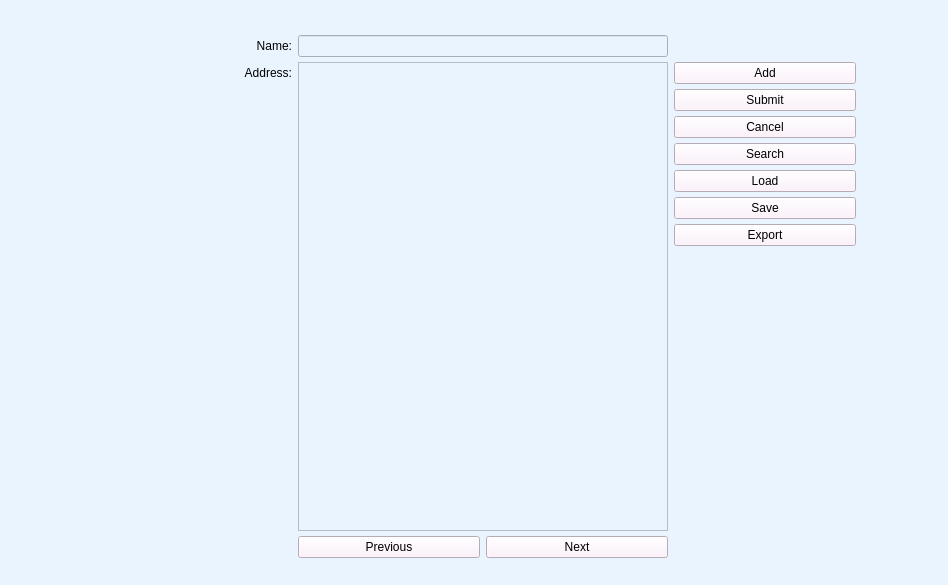
Before: the Qt Designer form form.ui in ivanboika/eyaiis, drawn with Qt 5.
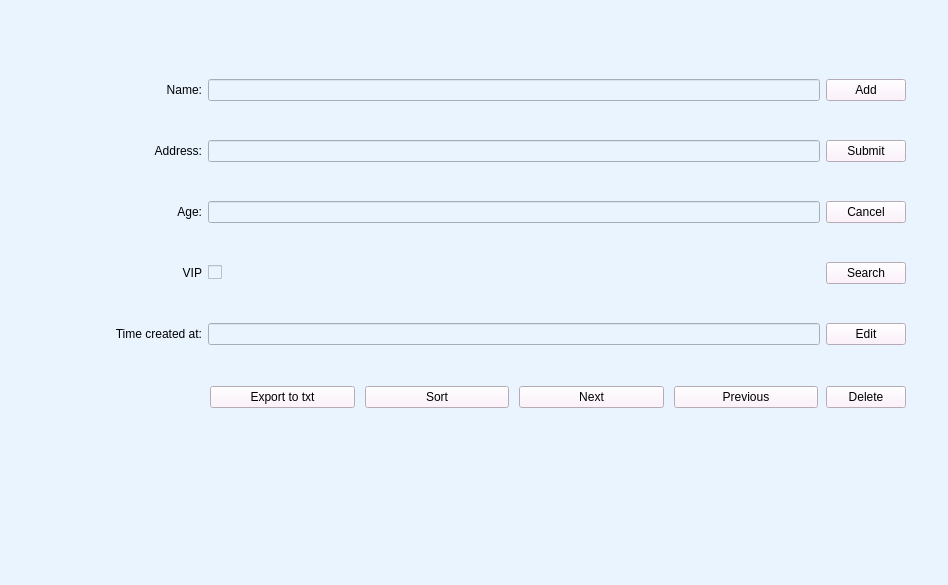
After: the same form once the commit is applied.

The edit to the form file:
```diff
--- a/form.ui
+++ b/form.ui
@@ -20,12 +20,15 @@
    <property name="geometry">
     <rect>
      <x>110</x>
-     <y>30</y>
-     <width>751</width>
-     <height>533</height>
+     <y>40</y>
+     <width>801</width>
+     <height>411</height>
     </rect>
    </property>
-   <layout class="QGridLayout" name="gridLayout" rowstretch="0,0,0,0,0,0,0,0,0,0" columnstretch="0,0,0,0,0">
+   <layout class="QGridLayout" name="gridLayout" rowstretch="0,0,0,0,0,0,0,0,0,0,0,0" columnstretch="0,0,0,0,0">
+    <property name="leftMargin">
+     <number>5</number>
+    </property>
     <property name="topMargin">
      <number>5</number>
     </property>
@@ -41,7 +44,30 @@
     <property name="verticalSpacing">
      <number>5</number>
     </property>
-    <item row="4" column="4">
+    <item row="3" column="0">
+     <widget class="QLabel" name="label_3">
+      <property name="layoutDirection">
+       <enum>Qt::RightToLeft</enum>
+      </property>
+      <property name="text">
+       <string>VIP</string>
+      </property>
+      <property name="alignment">
+       <set>Qt::AlignRight|Qt::AlignTrailing|Qt::AlignVCenter</set>
+      </property>
+     </widget>
+    </item>
+    <item row="4" column="0">
+     <widget class="QLabel" name="label_5">
+      <property name="text">
+       <string>Time created at:</string>
+      </property>
+      <property name="alignment">
+       <set>Qt::AlignRight|Qt::AlignTrailing|Qt::AlignVCenter</set>
+      </property>
+     </widget>
+    </item>
+    <item row="3" column="4">
      <widget class="QPushButton" name="pushButton">
       <property name="styleSheet">
        <string notr="true">background-color: rgb(255, 238, 253);</string>
@@ -51,26 +77,32 @@
       </property>
      </widget>
     </item>
-    <item row="7" column="4">
-     <widget class="QPushButton" name="pushButton_4">
-      <property name="styleSheet">
-       <string notr="true">background-color: rgb(255, 238, 253);</string>
-      </property>
+    <item row="1" column="1">
+     <widget class="QLineEdit" name="address"/>
+    </item>
+    <item row="1" column="0">
+     <widget class="QLabel" name="label_2">
       <property name="text">
-       <string>Export</string>
+       <string>Address:</string>
       </property>
+      <property name="alignment">
+       <set>Qt::AlignRight|Qt::AlignTrailing|Qt::AlignVCenter</set>
+      </property>
      </widget>
     </item>
-    <item row="9" column="2">
-     <widget class="QPushButton" name="prevBtn">
+    <item row="1" column="4">
+     <widget class="QPushButton" name="submitBtn">
       <property name="styleSheet">
        <string notr="true">background-color: rgb(255, 238, 253);</string>
       </property>
       <property name="text">
-       <string>Previous</string>
+       <string>Submit</string>
       </property>
      </widget>
     </item>
+    <item row="4" column="1">
+     <widget class="QLineEdit" name="time"/>
+    </item>
     <item row="0" column="0">
      <widget class="QLabel" name="label">
       <property name="text">
@@ -81,24 +113,20 @@
       </property>
      </widget>
     </item>
-    <item row="5" column="4">
-     <widget class="QPushButton" name="loadBtn">
-      <property name="styleSheet">
-       <string notr="true">background-color: rgb(255, 238, 253);</string>
-      </property>
+    <item row="2" column="1">
+     <widget class="QLineEdit" name="age"/>
+    </item>
+    <item row="2" column="0">
+     <widget class="QLabel" name="label_4">
       <property name="text">
-       <string>Load</string>
+       <string>Age:</string>
       </property>
-     </widget>
-    </item>
-    <item row="1" column="2" rowspan="8" colspan="2">
-     <widget class="QTextEdit" name="textEdit">
-      <property name="readOnly">
-       <bool>false</bool>
+      <property name="alignment">
+       <set>Qt::AlignRight|Qt::AlignTrailing|Qt::AlignVCenter</set>
       </property>
      </widget>
     </item>
-    <item row="3" column="4">
+    <item row="2" column="4">
      <widget class="QPushButton" name="cancelBtn">
       <property name="styleSheet">
        <string notr="true">background-color: rgb(255, 238, 253);</string>
@@ -108,7 +136,36 @@
       </property>
      </widget>
     </item>
-    <item row="1" column="4">
+    <item row="0" column="1">
+     <widget class="QLineEdit" name="lineEdit">
+      <property name="alignment">
+       <set>Qt::AlignCenter</set>
+      </property>
+      <property name="readOnly">
+       <bool>false</bool>
+      </property>
+     </widget>
+    </item>
+    <item row="3" column="1">
+     <widget class="QCheckBox" name="checkBox">
+      <property name="enabled">
+       <bool>true</bool>
+      </property>
+      <property name="layoutDirection">
+       <enum>Qt::LeftToRight</enum>
+      </property>
+      <property name="text">
+       <string/>
+      </property>
+      <property name="checked">
+       <bool>false</bool>
+      </property>
+      <property name="tristate">
+       <bool>false</bool>
+      </property>
+     </widget>
+    </item>
+    <item row="0" column="4">
      <widget class="QPushButton" name="addBtn">
       <property name="styleSheet">
        <string notr="true">background-color: rgb(255, 238, 253);</string>
@@ -118,56 +175,85 @@
       </property>
      </widget>
     </item>
-    <item row="2" column="4">
-     <widget class="QPushButton" name="submitBtn">
-      <property name="styleSheet">
-       <string notr="true">background-color: rgb(255, 238, 253);</string>
-      </property>
-      <property name="text">
-       <string>Submit</string>
-      </property>
-     </widget>
-    </item>
-    <item row="6" column="4">
-     <widget class="QPushButton" name="saveBtn">
+    <item row="5" column="4">
+     <widget class="QPushButton" name="delete_2">
       <property name="styleSheet">
        <string notr="true">background-color: rgb(255, 238, 253);
 background-color: rgb(255, 238, 253);</string>
       </property>
       <property name="text">
-       <string>Save</string>
+       <string>Delete</string>
       </property>
      </widget>
     </item>
-    <item row="0" column="2" colspan="2">
-     <widget class="QLineEdit" name="lineEdit">
-      <property name="alignment">
-       <set>Qt::AlignCenter</set>
-      </property>
-      <property name="readOnly">
-       <bool>false</bool>
-      </property>
-     </widget>
-    </item>
-    <item row="9" column="3">
-     <widget class="QPushButton" name="nextBtn">
+    <item row="4" column="4">
+     <widget class="QPushButton" name="editBtn">
       <property name="styleSheet">
        <string notr="true">background-color: rgb(255, 238, 253);</string>
       </property>
       <property name="text">
-       <string>Next</string>
+       <string>Edit</string>
       </property>
      </widget>
     </item>
-    <item row="1" column="0">
-     <widget class="QLabel" name="label_2">
-      <property name="text">
-       <string>Address:</string>
+    <item row="5" column="1">
+     <layout class="QHBoxLayout" name="horizontalLayout">
+      <property name="spacing">
+       <number>10</number>
       </property>
-      <property name="alignment">
-       <set>Qt::AlignRight|Qt::AlignTrailing|Qt::AlignVCenter</set>
+      <property name="leftMargin">
+       <number>2</number>
       </property>
-     </widget>
+      <property name="topMargin">
+       <number>2</number>
+      </property>
+      <property name="rightMargin">
+       <number>2</number>
+      </property>
+      <property name="bottomMargin">
+       <number>2</number>
+      </property>
+      <item>
+       <widget class="QPushButton" name="export_2">
+        <property name="styleSheet">
+         <string notr="true">background-color: rgb(255, 238, 253);</string>
+        </property>
+        <property name="text">
+         <string>Export to txt</string>
+        </property>
+       </widget>
+      </item>
+      <item>
+       <widget class="QPushButton" name="sortBtn">
+        <property name="styleSheet">
+         <string notr="true">background-color: rgb(255, 238, 253);</string>
+        </property>
+        <property name="text">
+         <string>Sort</string>
+        </property>
+       </widget>
+      </item>
+      <item>
+       <widget class="QPushButton" name="nextBtn">
+        <property name="styleSheet">
+         <string notr="true">background-color: rgb(255, 238, 253);</string>
+        </property>
+        <property name="text">
+         <string>Next</string>
+        </property>
+       </widget>
+      </item>
+      <item>
+       <widget class="QPushButton" name="prevBtn">
+        <property name="styleSheet">
+         <string notr="true">background-color: rgb(255, 238, 253);</string>
+        </property>
+        <property name="text">
+         <string>Previous</string>
+        </property>
+       </widget>
+      </item>
+     </layout>
     </item>
    </layout>
   </widget>
```
